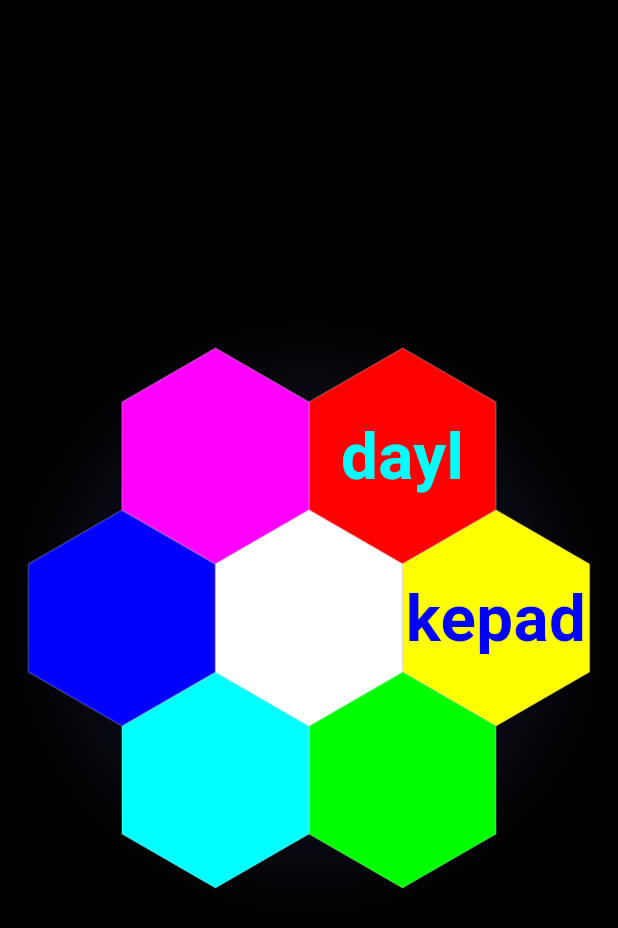
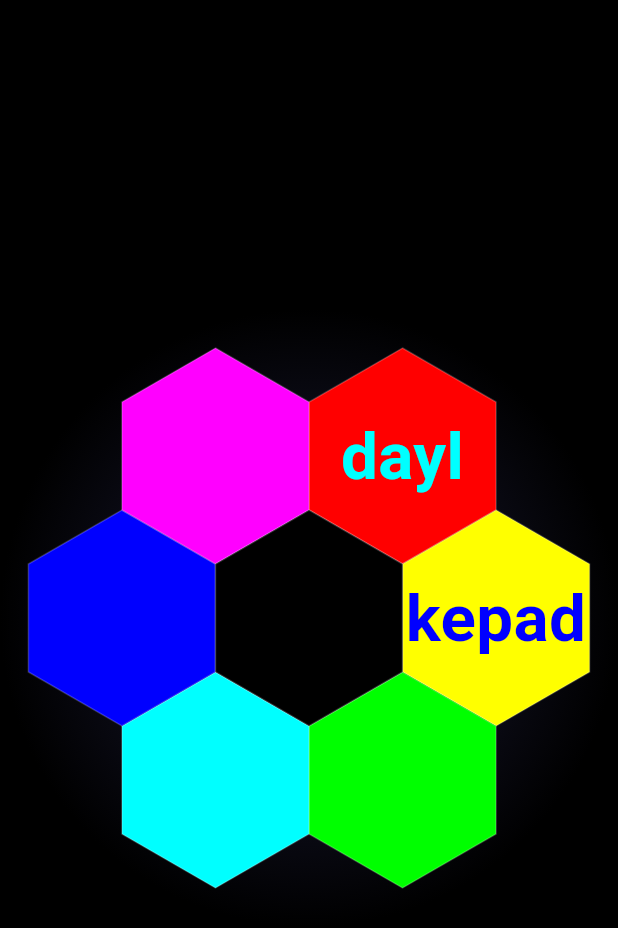
Before and after one commit to nekolapab/angol, a Flutter app: the screen it shows after launch, on a phone screen of 412 x 824 dp. Shown: the top 928 px of the screen. Run offline on Flutter 3.47's test engine with Material 3 defaults, Android fonts, the light colour scheme and no system bars; our stand-ins replace cloud_firestore, firebase_auth, firebase_core; accounts and stored records are empty.

Commit message:
feat: Improve center hexagon display and interaction
Refactor gesture handling in CenterAngolWidget and HexagonWidget for immediate press feedback.
Flip black and white colors for the center hexagon.
Adjust font size and implement left overflow for the center hexagon's display text.
Address `unused_field` warning in HexagonWidget.
Implement user-requested text alignment for spaces.

```diff
--- a/lib/screens/angol_screen.dart
+++ b/lib/screens/angol_screen.dart
@@ -36,8 +36,6 @@ class _AngolScreenState extends State<AngolScreen> {
 
   final FocusNode _textFieldFocus = FocusNode();
   final TextEditingController _textController = TextEditingController();
-
-  bool _angolPressed = false;
 
   @override
   void initState() {
@@ -134,10 +132,6 @@ class _AngolScreenState extends State<AngolScreen> {
                             ),
                           CenterAngolWidget(
                             geometry: geometry,
-                            isPressed: _angolPressed,
-                            onTapDown: () => setState(() => _angolPressed = true),
-                            onTapUp: () => setState(() => _angolPressed = false),
-                            onTapCancel: () => setState(() => _angolPressed = false),
                           ),
                         ],
                       ),
--- a/lib/services/input_service.dart
+++ b/lib/services/input_service.dart
@@ -1,4 +1,5 @@
 import 'package:flutter/foundation.dart';
+import 'dart:developer' as developer;
 
 class InputService extends ChangeNotifier {
   static final InputService _instance = InputService._();
@@ -63,6 +64,7 @@ class InputService extends ChangeNotifier {
 
   void clearText() {
     _inputText = '';
+    developer.log('InputService: _inputText cleared. New value: "$_inputText"');
     notifyListeners();
   }
 }
--- a/lib/widgets/center_angol_widget.dart
+++ b/lib/widgets/center_angol_widget.dart
@@ -6,33 +6,27 @@ import 'hexagon_widget.dart';
 
 class CenterAngolWidget extends StatelessWidget {
   final HexGeometry geometry;
-  final bool isPressed;
-  final VoidCallback onTapDown;
-  final VoidCallback onTapUp;
-  final VoidCallback onTapCancel;
 
   const CenterAngolWidget({
     super.key,
     required this.geometry,
-    required this.isPressed,
-    required this.onTapDown,
-    required this.onTapUp,
-    required this.onTapCancel,
   });
 
   @override
   Widget build(BuildContext context) {
     final inputService = Provider.of<InputService>(context);
-    final centerHexBackgroundColor = inputService.isLetterMode ? Colors.white : Colors.black;
-    final centerHexTextColor = inputService.isLetterMode ? Colors.black : Colors.white;
+    final centerHexBackgroundColor = inputService.isLetterMode ? Colors.black : Colors.white;
+    final centerHexTextColor = inputService.isLetterMode ? Colors.white : Colors.black;
 
     return Positioned(
       left: MediaQuery.of(context).size.width / 2 - geometry.hexWidth / 2,
       top: MediaQuery.of(context).size.height / 2 - geometry.hexHeight / 2,
-      child: GestureDetector(
-        onTapDown: (_) => onTapDown(),
-        onTapUp: (_) => onTapUp(),
-        onTapCancel: onTapCancel,
+      child: HexagonWidget(
+        label: inputService.isLetterMode ? ' ' : '.',
+        backgroundColor: centerHexBackgroundColor,
+        textColor: centerHexTextColor,
+        size: geometry.hexWidth,
+        rotationAngle: geometry.rotationAngle,
         onTap: () {
           if (inputService.isLetterMode) {
             inputService.addCharacter(' ');
@@ -44,28 +38,26 @@ class CenterAngolWidget extends StatelessWidget {
         onVerticalDragUpdate: (details) {
           if (details.delta.dy < -5) inputService.setCapitalize();
         },
-        child: HexagonWidget(
-          label: inputService.isLetterMode ? ' ' : '.',
-          backgroundColor: centerHexBackgroundColor,
-          textColor: centerHexTextColor,
-          size: geometry.hexWidth,
-          isPressed: isPressed,
-          rotationAngle: geometry.rotationAngle,
         child: Consumer<InputService>(
           builder: (context, inputService, child) {
-              return Text(
+            return OverflowBox(
+              maxWidth: double.infinity,
+              alignment: Alignment.center,
+              child: Align(
+                alignment: Alignment.centerRight,
+                child: Text(
                   inputService.getDisplayText(),
                   style: TextStyle(
                     color: centerHexTextColor,
-                  fontSize: geometry.hexWidth * 0.25,
+                    fontSize: geometry.hexWidth * 0.33,
                     fontWeight: FontWeight.bold,
                   ),
-                textAlign: TextAlign.center,
+                  textAlign: TextAlign.start,
                   maxLines: 1,
-                overflow: TextOverflow.ellipsis,
+                ),
+              ),
             );
           },
-          ),
         ),
       ),
     );
--- a/lib/widgets/hexagon_widget.dart
+++ b/lib/widgets/hexagon_widget.dart
@@ -11,6 +11,7 @@ class HexagonWidget extends StatefulWidget {
   final bool isPressed;
   final VoidCallback? onTap;
   final VoidCallback? onLongPress;
+  final Function(DragUpdateDetails)? onVerticalDragUpdate;
   final Function(bool)? onHover;
   final Widget? child;
   final double rotationAngle;
@@ -27,6 +28,7 @@ class HexagonWidget extends StatefulWidget {
     this.isPressed = false,
     this.onTap,
     this.onLongPress,
+    this.onVerticalDragUpdate,
     this.onHover,
     this.child,
     this.rotationAngle = 0.0,
@@ -38,7 +40,6 @@ class HexagonWidget extends StatefulWidget {
 }
 
 class _HexagonWidgetState extends State<HexagonWidget> {
-  bool _isHovering = false;
   bool _isPressed = false;
 
   @override
@@ -51,11 +52,9 @@ class _HexagonWidgetState extends State<HexagonWidget> {
 
     return MouseRegion(
       onEnter: (_) {
-        setState(() => _isHovering = true);
         widget.onHover?.call(true);
       },
       onExit: (_) {
-        setState(() => _isHovering = false);
         widget.onHover?.call(false);
       },
       child: GestureDetector(
@@ -70,6 +69,7 @@ class _HexagonWidgetState extends State<HexagonWidget> {
         },
         onTap: widget.onTap,
         onLongPress: widget.onLongPress,
+        onVerticalDragUpdate: widget.onVerticalDragUpdate,
         child: Transform.rotate(
           angle: widget.rotationAngle,
           child: SizedBox(
@@ -78,7 +78,7 @@ class _HexagonWidgetState extends State<HexagonWidget> {
             child: CustomPaint(
               painter: HexagonPainter(
                 color: displayBgColor,
-                glowIntensity: _isHovering ? 0.8 : 0.0,
+                glowIntensity: _isPressed ? 0.8 : 0.0,
                 size: Size(widget.size, widget.size * 2 / math.sqrt(3)),
               ),
               child: Transform.rotate(
```
Lines whose indentation alone changed are shown as unchanged.
